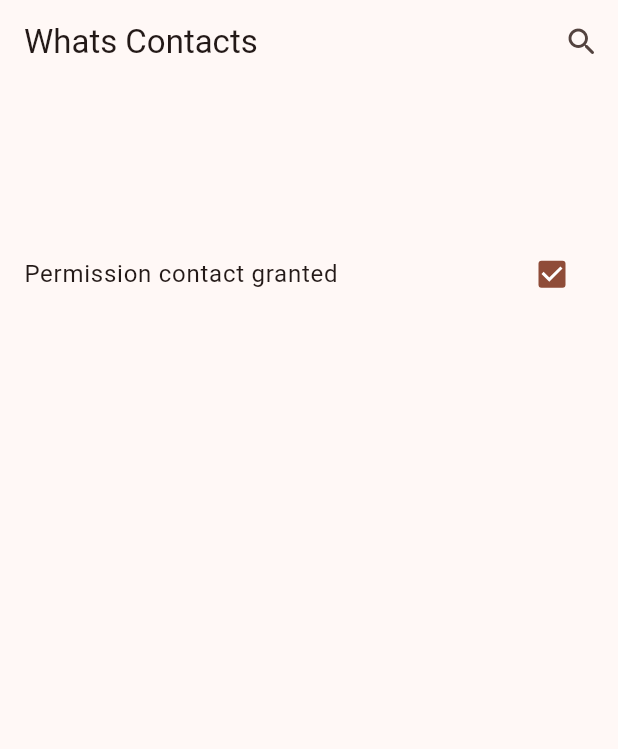
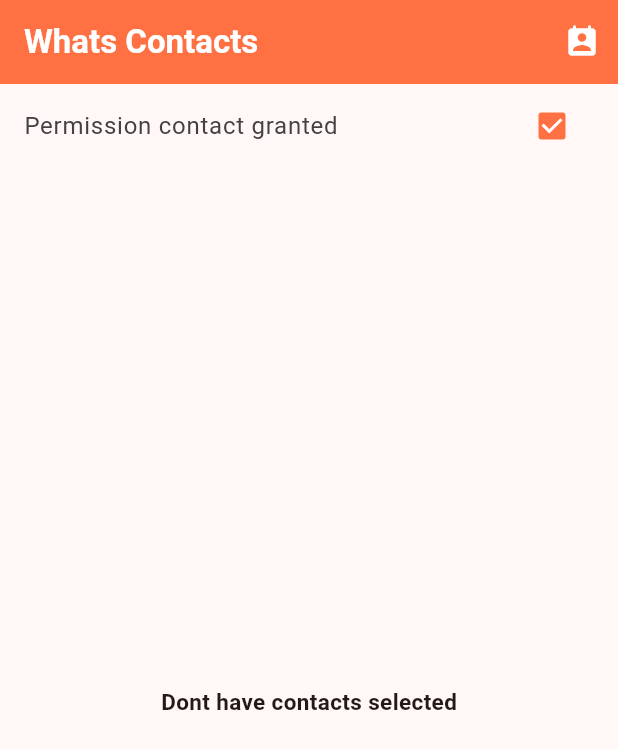
Before and after one commit to Alfonsina30/whats_contacts, a Flutter app: the screen it shows after launch, on a phone screen of 412 x 824 dp. Shown: the top 749 px of the screen. Run offline on Flutter 3.47's test engine with Material 3 defaults, Android fonts, the phone set to English and light mode, and no system bars; our stand-ins replace equatable, flutter_bloc, permission_handler.

Commit message:
UI upgraded

```diff
--- a/lib/main.dart
+++ b/lib/main.dart
@@ -28,7 +28,11 @@ class HomePage extends StatelessWidget {
   Widget build(BuildContext context) {
     return MaterialApp(
       debugShowCheckedModeBanner: false,
-      theme: ThemeData(useMaterial3: true, colorSchemeSeed: Colors.deepOrange),
+      theme: ThemeData(
+        useMaterial3: true,
+        colorSchemeSeed: Colors.deepOrange,
+        iconTheme: IconThemeData(color: Colors.deepOrange.shade400),
+      ),
       home: ContactsPage(),
     );
   }
@@ -77,7 +81,11 @@ class _ContactsPageState extends State<ContactsPage>
 
     return Scaffold(
       appBar: AppBar(
-        title: const Text("Whats Contacts"),
+        title: const Text(
+          "Whats Contacts",
+          style: TextStyle(color: Colors.white, fontWeight: FontWeight.bold),
+        ),
+        backgroundColor: Colors.deepOrange.shade400,
         actions: [
           IconButton(
               onPressed: () async {
@@ -89,23 +97,38 @@ class _ContactsPageState extends State<ContactsPage>
                   );
                 }
               },
-              icon: Icon(Icons.search_rounded))
+              icon: Icon(
+                Icons.perm_contact_calendar_rounded,
+                color: Colors.white,
+              ))
         ],
       ),
-      body: Center(
-          child: Column(
+      body: Column(
+        mainAxisAlignment: MainAxisAlignment.center,
         mainAxisSize: MainAxisSize.min,
         children: [
           CheckboxListTile(
-              title: Text('Permission contact granted'),
+              title: Text(
+                'Permission contact granted',
+                style: TextStyle(color: Colors.grey.shade800),
+              ),
               value: contactsPermission.isPermisionGranted,
+              activeColor: Colors.deepOrange.shade400,
               onChanged: (_) async {
                 await context
                     .read<ContactPermissionBloc>()
                     .requestContactPermission();
               }),
+          Spacer(),
+          if (contactsPermission.isPermisionGranted &&
+              contactSelected.isNotEmpty)
+            Column(
+              children: [
+                Text(
+                  'Contact selected',
+                  style: TextStyle(fontWeight: FontWeight.bold, fontSize: 17),
+                ),
                 SizedBox(height: 20),
-          if (contactsPermission.isPermisionGranted)
                 Container(
                     constraints: BoxConstraints(
                       maxHeight: MediaQuery.sizeOf(context).height * 0.60,
@@ -123,26 +146,39 @@ class _ContactsPageState extends State<ContactsPage>
                               ),
                               title: Text(contact.name),
                               subtitle: (contact.phone.isNotEmpty)
-                              ? Text(contact.phone)
+                                  ? Row(
+                                      children: [
+                                        Icon(Icons.phone, size: 14),
+                                        SizedBox(width: 10),
+                                        Text(contact.phone),
+                                      ],
+                                    )
                                   : null,
-                          trailing: (contactSelected.any(
-                                  (item) => item.name.contains(contact.name)))
-                              ? Icon(
-                                  Icons.check_box,
-                                  color: Theme.of(context).primaryColor,
-                                )
-                              : Icon(Icons.check_box_outline_blank),
-                          onTap: () {
+                              trailing: IconButton(
+                                onPressed: () {
                                   context
                                       .read<ContactSelectedBloc>()
-                                .handleContactSelected(contact);
+                                      .deleteContactSelected(contact);
                                 },
+                                icon: Icon(
+                                  Icons.cancel,
+                                  color: Theme.of(context).iconTheme.color,
+                                ),
+                              ),
                             ),
                             const Divider()
                           ]);
                         })),
               ],
-      )),
+            )
+          else
+            Text(
+              'Dont have contacts selected',
+              style: TextStyle(fontWeight: FontWeight.bold, fontSize: 15),
+            ),
+          Spacer(),
+        ],
+      ),
     );
   }
 }
--- a/lib/presentation/bloc/contact_selected/contact_selected_bloc.dart
+++ b/lib/presentation/bloc/contact_selected/contact_selected_bloc.dart
@@ -1,5 +1,3 @@
-import 'dart:developer';
-
 import 'package:flutter_bloc/flutter_bloc.dart';
 import 'package:equatable/equatable.dart';
 import 'package:whats_contacts/domain/model/contact_model.dart';
@@ -7,13 +5,10 @@ part 'contact_selected_event.dart';
 part 'contact_selected_state.dart';
 
 class ContactSelectedBloc
-    extends Bloc<ContactSelectedEvent, ContactSelectedState> {
+    extends Bloc<HandleContactSelectedEvent, ContactSelectedState> {
   ContactSelectedBloc() : super(ContactSelectedState(contactSelected: [])) {
-    on<ContactSelected>((event, emit) {
-      emit(event.newState);
-
-      log('NEW STATE $state');
-    });
+    on<ContactSelectedEvent>((event, emit)=>   emit(event.newState));
+    on<DeleteContactSelectedEvent>((event, emit)=>   emit(event.newState));
   }
 
   void handleContactSelected(ContactModel contact) {
@@ -24,6 +19,12 @@ class ContactSelectedBloc
     } else {
       newState.removeWhere((item) => item.name == contact.name);
     }
-    add(ContactSelected(newState: state.copyWith(contactSelected: newState)));
+    add(ContactSelectedEvent(newState: state.copyWith(contactSelected: newState)));
+  }
+
+  void deleteContactSelected(ContactModel contact) {
+    final newState = <ContactModel>[...state.contactSelected];
+    newState.removeWhere((item) => item.name == contact.name);
+    add(DeleteContactSelectedEvent(newState: state.copyWith(contactSelected: newState)));
   }
 }
--- a/lib/presentation/bloc/contact_selected/contact_selected_event.dart
+++ b/lib/presentation/bloc/contact_selected/contact_selected_event.dart
@@ -1,12 +1,15 @@
 part of 'contact_selected_bloc.dart';
 
-
-sealed class ContactSelectedEvent {
+sealed class HandleContactSelectedEvent {
   final ContactSelectedState newState;
 
-  ContactSelectedEvent({required this.newState});
+  HandleContactSelectedEvent({required this.newState});
 }
 
-class ContactSelected extends ContactSelectedEvent {
-  ContactSelected({required super.newState});
+class ContactSelectedEvent extends HandleContactSelectedEvent {
+  ContactSelectedEvent({required super.newState});
 }
+
+class DeleteContactSelectedEvent extends HandleContactSelectedEvent {
+  DeleteContactSelectedEvent({required super.newState});
+}
```
Also changed, not shown: lib/presentation/widgets/my_search_delegate.dart (+15 -9 lines). Lines whose indentation alone changed are shown as unchanged.
